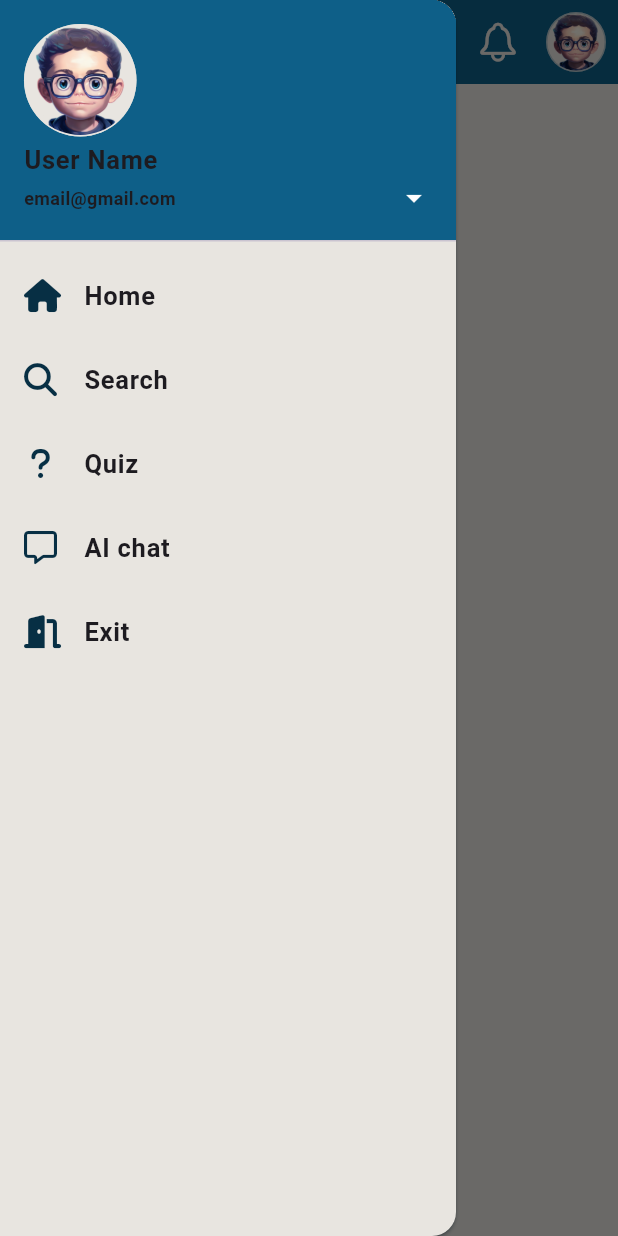
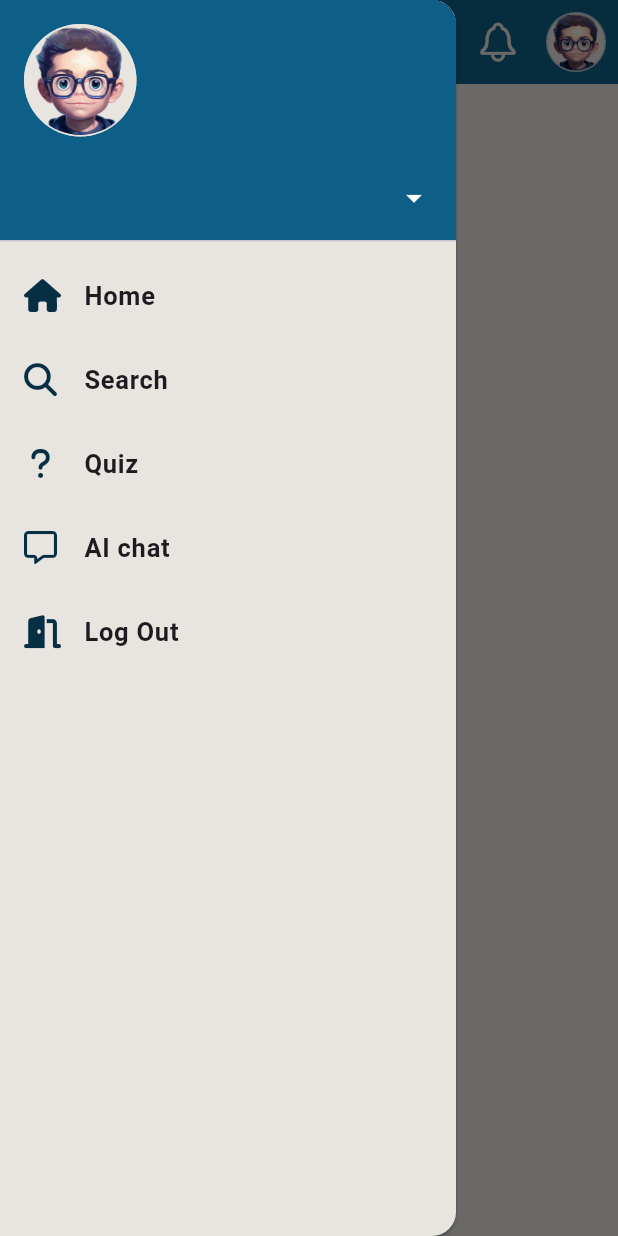
Before and after one commit to AsmaaSaleh1/Spectrum-speak, a Flutter app: the TopBar screen opened directly, with the side drawer open, on a phone screen of 412 x 824 dp. Run offline on Flutter 3.47's test engine with Material 3 defaults, Android fonts, the phone set to English and light mode, and no system bars; drawn by our look-alikes of circular_profile_avatar; our stand-ins replace firebase_core, font_awesome_flutter, google_fonts, image_picker, shared_preferences, tuple and 2 more; accounts and stored records are empty; network calls fail; Roboto replaces fonts that are missing (Tinos); project files that could hold a hidden picture were left out.

Commit message:
log out button && email and username in drawer top bar

```diff
--- a/lib/constant/utils.dart
+++ b/lib/constant/utils.dart
@@ -1,4 +1,4 @@
 class Utils{
-  //static String baseUrl="http://192.168.0.109:3000";
-  static String baseUrl="http://localhost:3000";
+  static String baseUrl="http://192.168.0.110:3000";
+  //static String baseUrl="http://localhost:3000";
 }
--- a/lib/rest/auth_manager.dart
+++ b/lib/rest/auth_manager.dart
@@ -11,4 +11,12 @@ class AuthManager {
     final SharedPreferences prefs = await SharedPreferences.getInstance();
     return prefs.getString('userID');
   }
+  static Future<String?> getUserEmail() async {
+    final SharedPreferences prefs = await SharedPreferences.getInstance();
+    return prefs.getString('userEmail');
+  }
+  static Future<void> clearUserData() async {
+    final SharedPreferences prefs = await SharedPreferences.getInstance();
+    await prefs.clear();
+  }
 }
--- a/lib/widgets/top_bar.dart
+++ b/lib/widgets/top_bar.dart
@@ -3,14 +3,19 @@ import 'package:flutter/cupertino.dart';
 import 'package:flutter/material.dart';
 import 'package:font_awesome_flutter/font_awesome_flutter.dart';
 import 'package:spectrum_speak/constant/const_color.dart';
+import 'package:spectrum_speak/modules/shadow_teacher.dart';
+import 'package:spectrum_speak/modules/specialist.dart';
 import 'package:spectrum_speak/rest/auth_manager.dart';
 import 'package:spectrum_speak/rest/rest_api.dart';
+import 'package:spectrum_speak/screen/login.dart';
 import 'package:spectrum_speak/screen/main_page.dart';
 import 'package:spectrum_speak/screen/parent_profile.dart';
 import 'package:spectrum_speak/screen/search_page.dart';
 import 'package:spectrum_speak/screen/shadow_teacher_profile.dart';
 import 'package:spectrum_speak/screen/specialist_profile.dart';
 import 'package:spectrum_speak/screen/splash_screen_chat.dart';
+import 'package:tuple/tuple.dart';
+
 
 import 'card_user_chat.dart';
 
@@ -116,6 +121,19 @@ class TopBar extends StatelessWidget {
 
   @override
   Widget build(BuildContext context) {
+    return FutureBuilder<Tuple2<String?, String?>>(
+        future: _getEmailAndName(),
+        builder: (context, snapshot) {
+          if (snapshot.connectionState == ConnectionState.waiting) {
+            // You can return a loading indicator here if needed
+            return const CircularProgressIndicator();
+          } else if (snapshot.hasError) {
+            // Handle the error
+            return Text('Error: ${snapshot.error}');
+          } else if (snapshot.hasData) {
+            // Access the data from the tuple
+            String? email = snapshot.data!.item1;
+            String? userName = snapshot.data!.item2;
             return Scaffold(
               appBar: const CustomAppBar(),
               drawer: Drawer(
@@ -124,18 +142,20 @@ class TopBar extends StatelessWidget {
                 child: ListView(
                   children: [
                     UserAccountsDrawerHeader(
-              accountName: const Text(
-                "User Name",
-                style: TextStyle(
+                      accountName: Text(
+                        userName ?? '',
+                        style: const TextStyle(
                           fontWeight: FontWeight.w600,
                           fontSize: 17,
+                          color: kPrimary,
                         ),
                       ),
-              accountEmail: const Text(
-                "email@gmail.com",
-                style: TextStyle(
+                      accountEmail: Text(
+                        email ?? '',
+                        style: const TextStyle(
                           fontWeight: FontWeight.w600,
                           fontSize: 12,
+                          color: kPrimary,
                         ),
                       ),
                       currentAccountPicture: CircleAvatar(
@@ -281,20 +301,52 @@ class TopBar extends StatelessWidget {
                         size: 22,
                       ),
                       title: const Text(
-                "Exit",
+                        "Log Out",
                         style: TextStyle(
                           fontWeight: FontWeight.w700,
                           fontSize: 17,
                         ),
                       ),
-              onTap: () {},
+                      onTap: () async{
+                        await AuthManager.clearUserData();
+                        Navigator.pushReplacement(context, MaterialPageRoute(builder: (context)=> const Login()));
+                      },
                     ),
                   ],
                 ),
               ),
               body: body,
             );
+          } else {
+            // Return a default UI if no data is available
+            return const Text('No data available');
           }
+        });
+  }
+  Future<Tuple2<String?, String?>> _getEmailAndName() async {
+    try {
+      String? userId = await AuthManager.getUserId();
+      print('UserId: $userId');
+
+      // Check if userId is not null before calling profileShadowTeacher
+      if (userId != null) {
+        var email = await AuthManager.getUserEmail();
+        var userName = await getUserName(userId);
+        print('email and userName result: $email $userName');
+
+        // Return a tuple of email and userName
+        return Tuple2(email, userName);
+      } else {
+        print('UserId is null');
+        return Tuple2(null, null);
+      }
+    } catch (error) {
+      // Handle errors here
+      print('Error in _getShadowTeacher: $error');
+      return Tuple2(null, null);
+    }
+  }
+
 }
 
 void _showPopupMenu(BuildContext context, int numberOfCards) async {
--- a/pubspec.yaml
+++ b/pubspec.yaml
@@ -19,7 +19,7 @@ publish_to: 'none' # Remove this line if you wish to publish to pub.dev
 version: 1.0.0+1
 
 environment:
-  sdk: '>=3.1.2 <4.0.0'
+  sdk: '>=3.2.0 <4.0.0'
 
 # Dependencies specify other packages that your package needs in order to work.
 # To automatically upgrade your package dependencies to the latest versions
@@ -49,6 +49,7 @@ dependencies:
   image_picker: ^0.8.4+4
   file_picker: ^4.2.0
   universal_html: ^2.2.4
+  tuple: ^2.0.2
 
 dev_dependencies:
   flutter_test:
```
Also changed, not shown: lib/rest/rest_api.dart (+19 -0 lines), pubspec.lock, 7 other files. Lines whose indentation alone changed are shown as unchanged.
